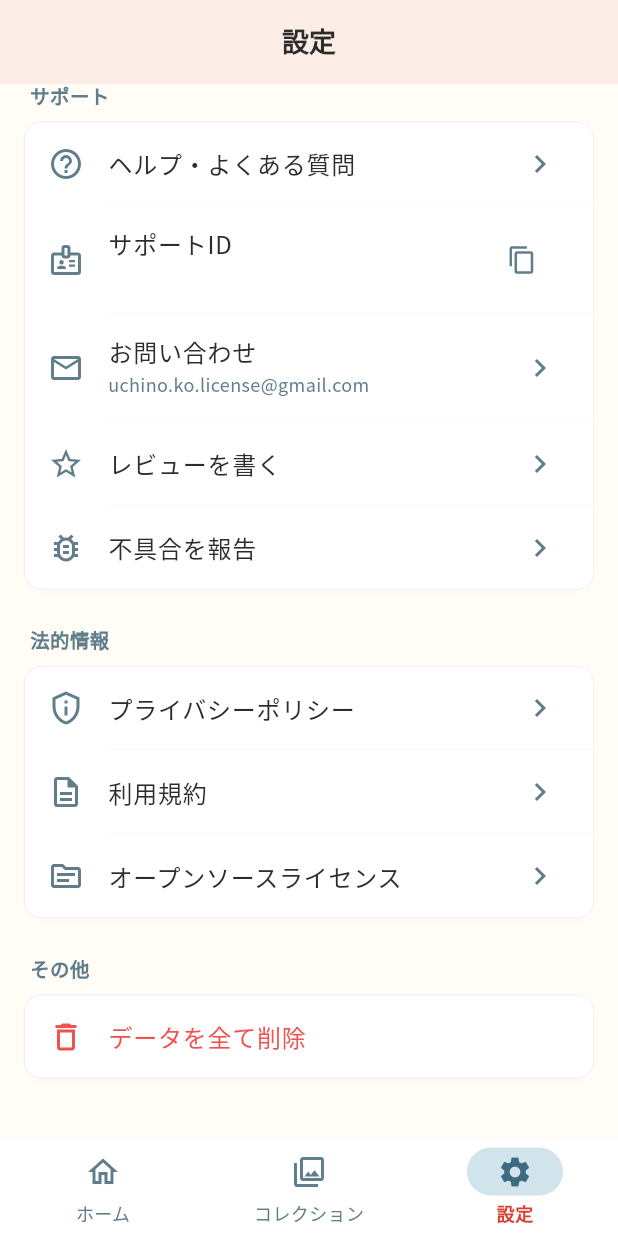
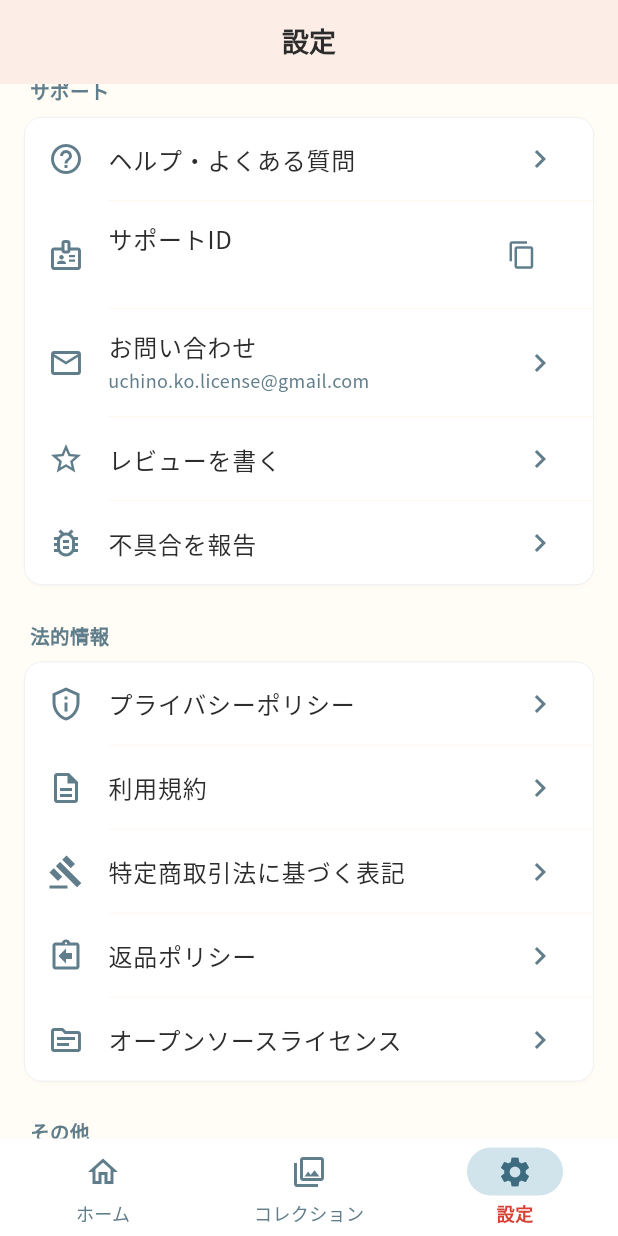
Before and after one commit to suqremer/mofumofu-license, a Flutter app: the SettingsScreen screen opened by its route, scrolled down 576 dp, on a phone screen of 412 x 824 dp. Run offline on Flutter 3.47's test engine with Material 3 defaults, Android fonts, the phone set to English and light mode, and no system bars; our stand-ins replace app_links, audioplayers, camera, cloud_firestore, firebase_auth, firebase_core and 12 more; missing offline and left inert: app_tracking_transparency, firebase_app_check, gal, image_background_remover, nfc_manager, purchases_flutter; accounts and stored records are empty; network calls fail; Roboto replaces fonts that are missing (Zen Maru Gothic).

Commit message:
feat: 設定画面に特定商取引法・返品ポリシーへの導線を追加
物理グッズ販売の法令対応。既存の法定ページ(/tokushoho/・/refund-policy/)に
アプリから到達できるよう、設定画面の法的情報にリンク2件を追加。

Co-Authored-By: Claude Opus 4.8 <noreply@anthropic.com>

```diff
--- a/lib/screens/settings_screen.dart
+++ b/lib/screens/settings_screen.dart
@@ -23,6 +23,10 @@ class SettingsScreen extends ConsumerWidget {
       'https://uchinoko-license.com/privacy-policy/';
   static const _termsUrl =
       'https://uchinoko-license.com/terms/';
+  static const _tokushohoUrl =
+      'https://uchinoko-license.com/tokushoho/';
+  static const _refundPolicyUrl =
+      'https://uchinoko-license.com/refund-policy/';
 
   @override
   Widget build(BuildContext context, WidgetRef ref) {
@@ -278,6 +282,20 @@ class SettingsScreen extends ConsumerWidget {
                   ),
                   _thinDivider(),
                   ListTile(
+                    leading: const Icon(Icons.gavel_outlined),
+                    title: const Text('特定商取引法に基づく表記'),
+                    trailing: const Icon(Icons.chevron_right),
+                    onTap: () => _launchUrl(context, _tokushohoUrl),
+                  ),
+                  _thinDivider(),
+                  ListTile(
+                    leading: const Icon(Icons.assignment_return_outlined),
+                    title: const Text('返品ポリシー'),
+                    trailing: const Icon(Icons.chevron_right),
+                    onTap: () => _launchUrl(context, _refundPolicyUrl),
+                  ),
+                  _thinDivider(),
+                  ListTile(
                     leading: const Icon(Icons.source_outlined),
                     title: const Text('オープンソースライセンス'),
                     trailing: const Icon(Icons.chevron_right),
```
